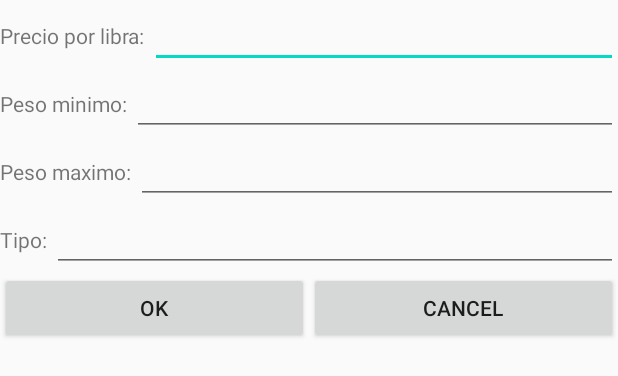
After one commit to BryanMendoza1997/AppGallinas, an Android app: the layout fragment_ingresar_oferta.xml on its own in the app's theme, with its tools: preview values and no code run, on a phone screen of 412 x 824 dp. The commit adds this screen. Shown: the top 376 px of the screen. Run offline under Robolectric (Android 15) with nearby library versions, the phone set to English and light mode, and no system bars.

Commit message:
Registro oferta

```diff
--- a/app/build.gradle
+++ b/app/build.gradle
@@ -10,7 +10,6 @@ android {
         targetSdkVersion 29
         versionCode 1
         versionName "1.0"
-
         testInstrumentationRunner "androidx.test.runner.AndroidJUnitRunner"
     }
 
@@ -36,4 +35,6 @@ dependencies {
     androidTestImplementation 'androidx.test.ext:junit:1.1.1'
     androidTestImplementation 'androidx.test.espresso:espresso-core:3.2.0'
     implementation 'com.weiwangcn.betterspinner:library-material:1.1.0'
+    implementation 'com.rengwuxian.materialedittext:library:2.1.4'
+    implementation 'com.weiwangcn.betterspinner:library-material:1.1.0'
 }
--- a/app/src/main/java/com/example/appgallinas/RegistraUsuario.java
+++ b/app/src/main/java/com/example/appgallinas/RegistraUsuario.java
@@ -1,20 +1,18 @@
 package com.example.appgallinas;
-
-import androidx.appcompat.app.AppCompatActivity;
 
 import android.os.Bundle;
 import android.view.View;
 import android.widget.ArrayAdapter;
 import android.widget.Toast;
 
+import androidx.appcompat.app.AppCompatActivity;
+
 import com.example.appgallinas.WebServices.Asynchtask;
 import com.example.appgallinas.WebServices.WebService;
 import com.google.android.material.textfield.TextInputEditText;
 import com.weiwangcn.betterspinner.library.material.MaterialBetterSpinner;
 
-import org.json.JSONArray;
 import org.json.JSONException;
-import org.json.JSONObject;
 
 import java.util.HashMap;
 import java.util.Map;
--- a/app/src/main/java/com/example/appgallinas/fragments/IngresarProducto.java
+++ b/app/src/main/java/com/example/appgallinas/fragments/IngresarProducto.java
@@ -83,7 +83,7 @@ public class IngresarProducto extends Fragment {
         return vista;
     }
     public void  agregardatos(){
-        products.add( new Producto(0.93,"Pareja de Guineas pequeñas tienen mes y medio a 20 la pareja También se vende Guineas adultas, precio 35 la pareja. Tele:0995645141","Viva o muerta",R.drawable.gallina_0,"Venta de gallinas de campo",R.drawable.userm,"7-15 libras"));
+        products.add( new Producto(0.93,"El Plymouth Rock es una raza americana de pollo doméstico. Se vio por primera vez en Massachusetts en el siglo XIX, y durante gran parte de principios del siglo XX fue la raza de pollo más popular en los Estados Unidos. Es una raza de doble propósito, criada tanto por su carne como por sus huevos","Viva o muerta",R.drawable.gallina_0,"Plymouth Rock",R.drawable.userm,"7-15 libras"));
         products.add( new Producto(0.93,"Pareja de Guineas pequeñas tienen mes y medio a 20 la pareja También se vende Guineas adultas, precio 35 la pareja. Tele:0995645141","Viva o muerta",R.drawable.gallina_0,"Venta de gallinas de campo",R.drawable.userm,"7-15 libras"));
         products.add( new Producto(0.93,"Pareja de Guineas pequeñas tienen mes y medio a 20 la pareja También se vende Guineas adultas, precio 35 la pareja. Tele:0995645141","Viva o muerta",R.drawable.gallina_0,"Venta de gallinas de campo",R.drawable.userm,"7-15 libras"));
         products.add( new Producto(0.93,"Pareja de Guineas pequeñas tienen mes y medio a 20 la pareja También se vende Guineas adultas, precio 35 la pareja. Tele:0995645141","Viva o muerta",R.drawable.gallina_0,"Venta de gallinas de campo",R.drawable.userm,"7-15 libras"));
--- a/app/src/main/res/layout/activity_vendedor.xml
+++ b/app/src/main/res/layout/activity_vendedor.xml
@@ -12,7 +12,6 @@
 
         <include android:id="@+id/toolbar"
             layout="@layout/toolbar"/>
-
 
         <FrameLayout
             android:id="@+id/content_frame"
--- /dev/null
+++ b/app/src/main/res/layout/fragment_ingresar_oferta.xml
@@ -0,0 +1,93 @@
+<?xml version="1.0" encoding="utf-8"?>
+<LinearLayout xmlns:android="http://schemas.android.com/apk/res/android"
+    xmlns:tools="http://schemas.android.com/tools"
+    android:layout_width="fill_parent"
+    android:layout_height="wrap_content"
+    android:orientation="vertical">
+
+    <!-- TODO: Update blank fragment layout -->
+
+
+
+    <LinearLayout
+        android:layout_width="fill_parent"
+        android:layout_height="wrap_content"
+        android:orientation="horizontal">
+        <TextView
+            android:id="@+id/textView"
+            android:layout_width="wrap_content"
+            android:layout_height="wrap_content"
+            android:text="Precio por libra: " />
+        <EditText
+            android:id="@+id/textoForumulario"
+            android:layout_width="fill_parent"
+            android:layout_height="wrap_content"
+            android:text=""/>
+    </LinearLayout>
+    <LinearLayout
+        android:layout_width="fill_parent"
+        android:layout_height="wrap_content"
+        android:orientation="horizontal">
+        <TextView
+            android:id="@+id/pesoMinu"
+            android:layout_width="wrap_content"
+            android:layout_height="wrap_content"
+            android:text="Peso minimo: " />
+        <EditText
+            android:id="@+id/pesoM"
+            android:layout_width="fill_parent"
+            android:layout_height="wrap_content"
+            android:text=""/>
+    </LinearLayout>
+    <LinearLayout
+        android:layout_width="fill_parent"
+        android:layout_height="wrap_content"
+        android:orientation="horizontal">
+        <TextView
+            android:id="@+id/pesoMax"
+            android:layout_width="wrap_content"
+            android:layout_height="wrap_content"
+            android:text="Peso maximo: " />
+        <EditText
+            android:id="@+id/pesoMx"
+            android:layout_width="fill_parent"
+            android:layout_height="wrap_content"
+            android:text=""/>
+    </LinearLayout>
+    <LinearLayout
+        android:layout_width="fill_parent"
+        android:layout_height="wrap_content"
+        android:orientation="horizontal">
+        <TextView
+            android:id="@+id/tipo"
+            android:layout_width="wrap_content"
+            android:layout_height="wrap_content"
+            android:text="Tipo: " />
+        <EditText
+            android:id="@+id/tp"
+            android:layout_width="fill_parent"
+            android:layout_height="wrap_content"
+            android:text=""/>
+    </LinearLayout>
+    <LinearLayout
+        android:layout_width="fill_parent"
+        android:layout_height="wrap_content"
+        android:orientation="horizontal">
+
+        <Button
+            android:id="@+id/aceptar"
+            android:layout_width="wrap_content"
+            android:layout_height="wrap_content"
+            android:layout_weight="1"
+            android:text="Ok" >
+        </Button>
+
+        <Button
+            android:id="@+id/cancelar"
+            android:layout_width="wrap_content"
+            android:layout_height="wrap_content"
+            android:layout_weight="1"
+            android:text="Cancel" >
+        </Button>
+    </LinearLayout>
+</LinearLayout>
--- a/app/src/main/res/layout/recicler_view_gallinas.xml
+++ b/app/src/main/res/layout/recicler_view_gallinas.xml
@@ -16,7 +16,6 @@
         <RelativeLayout
             android:layout_width="match_parent"
             android:layout_height="match_parent">
-
             <TextView
                 android:id="@+id/txttitulo"
                 android:layout_width="264dp"
@@ -61,7 +60,7 @@
                 android:layout_marginTop="2dp"
                 android:layout_marginEnd="17dp"
                 android:background="@android:color/holo_blue_light"
-                android:text="Añadir"
+                android:text="Crear oferta"
                 android:textColor="#ECE8E8" />
             <TextView
                 android:id="@+id/txtEstado"
```
